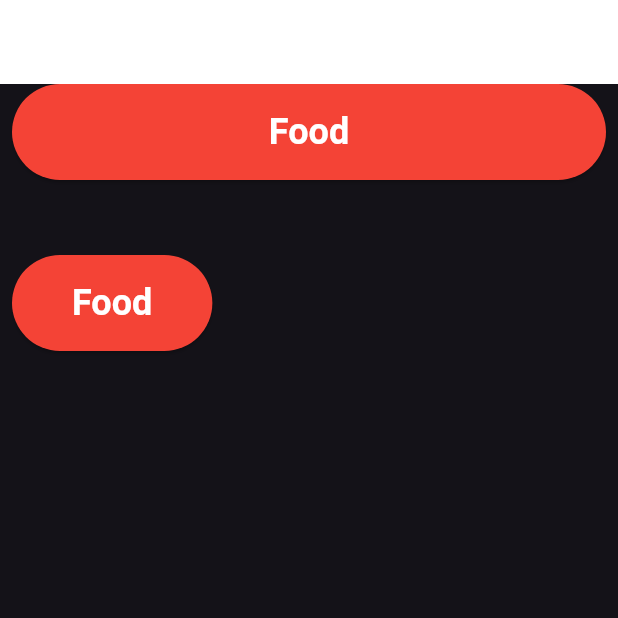
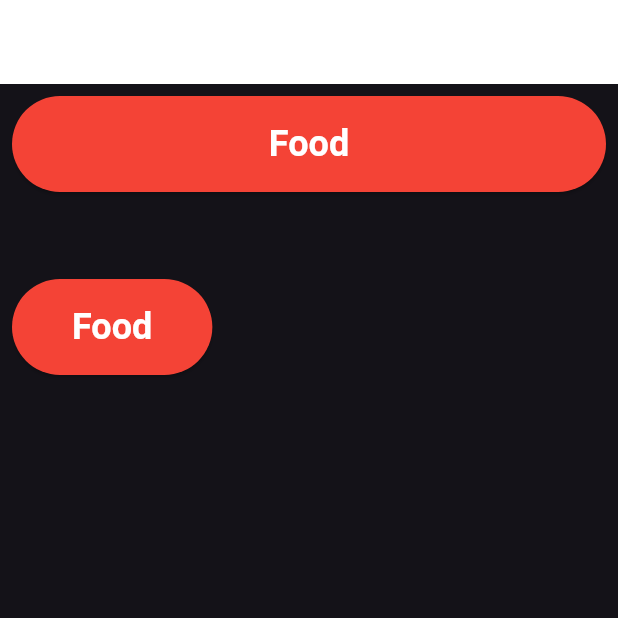
Before and after one commit to rahmetulloh1994/MyProject, a Flutter app: the screen it shows after launch, on a phone screen of 412 x 824 dp, the top half of it. Run offline on Flutter 3.47's test engine with Material 3 defaults, Android fonts, the phone set to English and light mode, and no system bars; missing offline and left inert: dart:ffi.

```diff
--- a/flutter_application_1/lib/101/customwidgetleraning.dart
+++ b/flutter_application_1/lib/101/customwidgetleraning.dart
@@ -14,7 +14,7 @@ class CustomWidgetLearning extends StatelessWidget {
         children: [
           Center(
             child: Padding(
-              padding: const EdgeInsets.symmetric(horizontal: 8),
+              padding: _PaddingUtility.normalPadding,
               child: SizedBox(
                 width: MediaQuery.of(context).size.width,
                 child: CustomFoodButton(
@@ -48,6 +48,7 @@ class _ColorUtility {
 class _PaddingUtility {
   static const EdgeInsets normalPadding = EdgeInsets.all(8.0);
   static const EdgeInsets normal2xPadding = EdgeInsets.all(16.0);
+  static const EdgeInsets verticalPadding = EdgeInsets.symmetric(vertical: 10);
 }
 
 class CustomFoodButton extends StatelessWidget {
```
